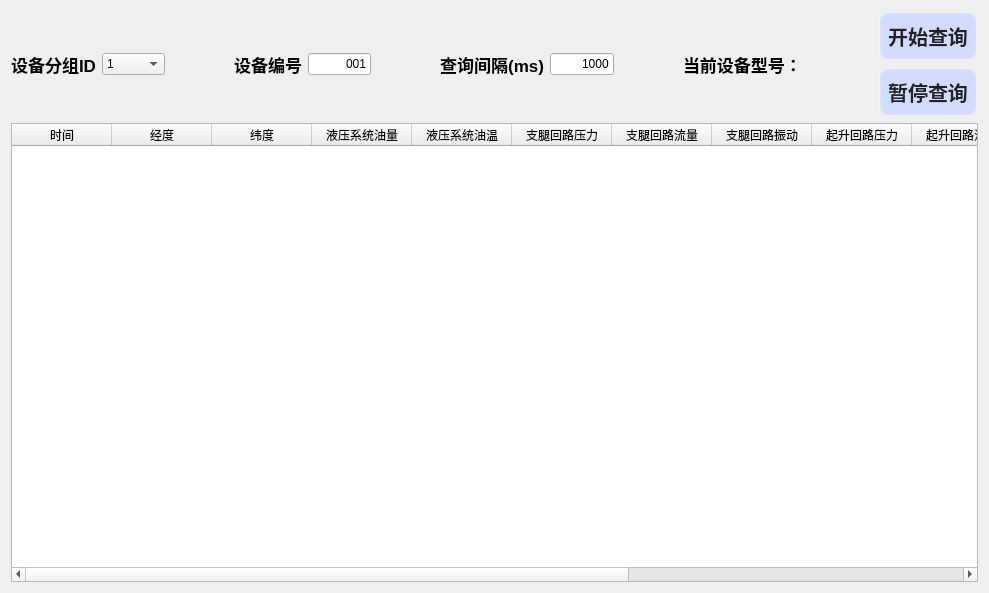
Old version of the form showrealtimedatawidget.ui in the repository duguosheng/DataWatcher.
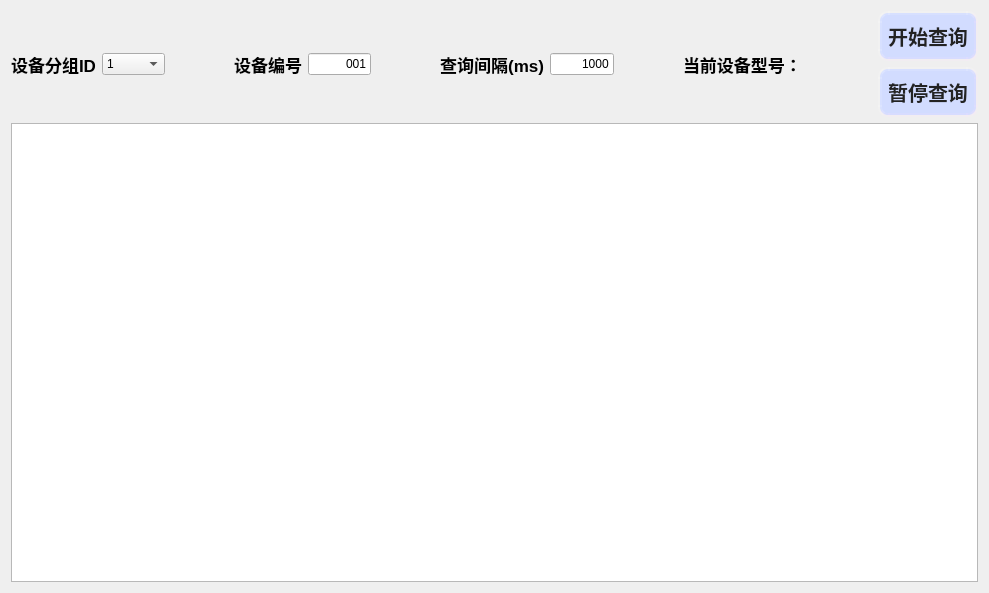
New version of the form.

Patch:
```diff
--- a/showrealtimedatawidget.ui
+++ b/showrealtimedatawidget.ui
@@ -233,76 +233,6 @@
      <attribute name="horizontalHeaderCascadingSectionResizes">
       <bool>false</bool>
      </attribute>
-     <column>
-      <property name="text">
-       <string>时间</string>
-      </property>
-     </column>
-     <column>
-      <property name="text">
-       <string>经度</string>
-      </property>
-     </column>
-     <column>
-      <property name="text">
-       <string>纬度</string>
-      </property>
-     </column>
-     <column>
-      <property name="text">
-       <string>液压系统油量</string>
-      </property>
-     </column>
-     <column>
-      <property name="text">
-       <string>液压系统油温</string>
-      </property>
-     </column>
-     <column>
-      <property name="text">
-       <string>支腿回路压力</string>
-      </property>
-     </column>
-     <column>
-      <property name="text">
-       <string>支腿回路流量</string>
-      </property>
-     </column>
-     <column>
-      <property name="text">
-       <string>支腿回路振动</string>
-      </property>
-     </column>
-     <column>
-      <property name="text">
-       <string>起升回路压力</string>
-      </property>
-     </column>
-     <column>
-      <property name="text">
-       <string>起升回路流量</string>
-      </property>
-     </column>
-     <column>
-      <property name="text">
-       <string>起升回路油温</string>
-      </property>
-     </column>
-     <column>
-      <property name="text">
-       <string>柴油机压力</string>
-      </property>
-     </column>
-     <column>
-      <property name="text">
-       <string>柴油机油量</string>
-      </property>
-     </column>
-     <column>
-      <property name="text">
-       <string>柴油机振动</string>
-      </property>
-     </column>
     </widget>
    </item>
   </layout>
```
Left out of the diff: 3 changed lines with no effect on the pictures.
